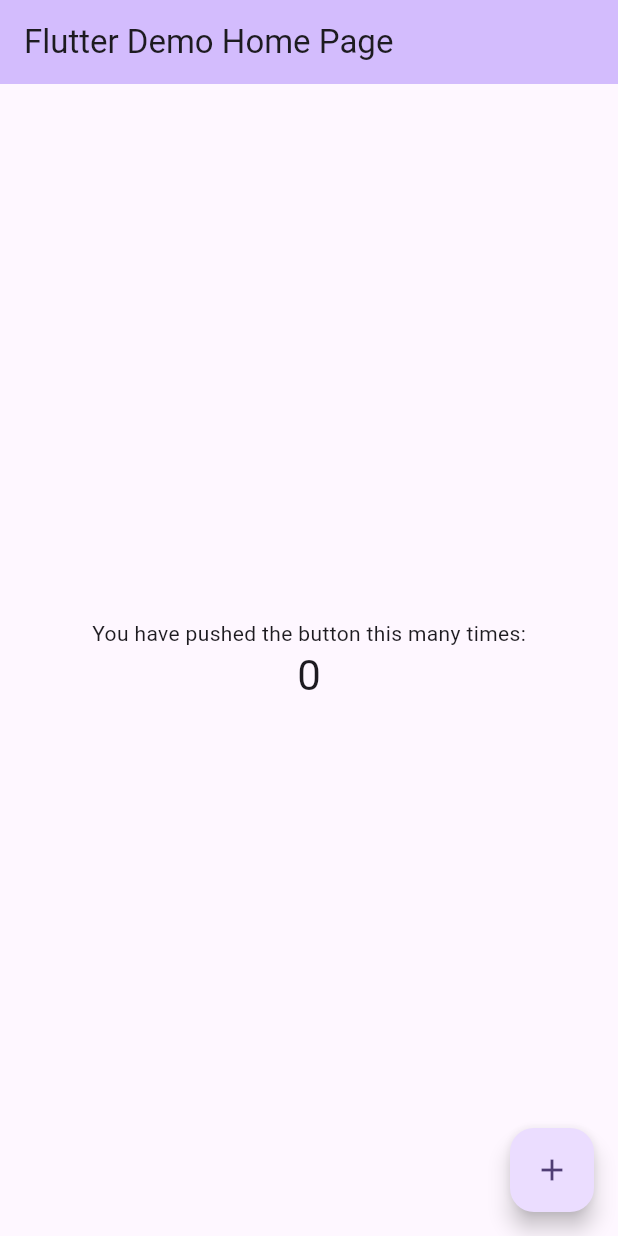
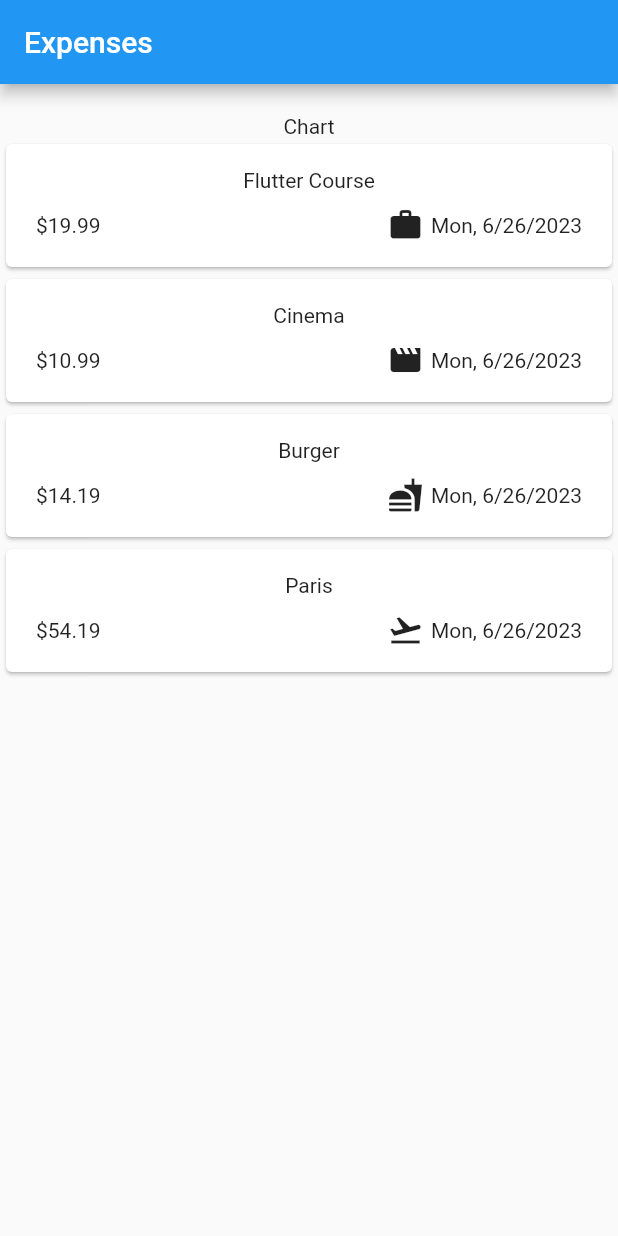
Before and after one commit to AlexTritecky/expense-tracker-app, a Flutter app: the screen it shows after launch, on a phone screen of 412 x 824 dp. Run offline on Flutter 3.47's test engine with Material 2 defaults, Android fonts, the phone set to English and light mode, and no system bars.

Commit message:
add list and item of expenses

```diff
--- /dev/null
+++ b/client/lib/expenses.dart
@@ -0,0 +1,55 @@
+import 'package:client/widgets/expenses_list.dart';
+import 'package:client/models/expense_model.dart';
+import 'package:flutter/material.dart';
+
+class Expenses extends StatefulWidget {
+  const Expenses({super.key});
+
+  @override
+  State<Expenses> createState() => _ExpensesState();
+}
+
+class _ExpensesState extends State<Expenses> {
+  final List<Expense> _registerExpenses = [
+    Expense(
+        title: 'Flutter Course',
+        amount: 19.99,
+        date: DateTime.now(),
+        category: Category.work),
+    Expense(
+        title: 'Cinema',
+        amount: 10.99,
+        date: DateTime.now(),
+        category: Category.leisure),
+    Expense(
+        title: 'Burger',
+        amount: 14.19,
+        date: DateTime.now(),
+        category: Category.food),
+    Expense(
+        title: 'Paris',
+        amount: 54.19,
+        date: DateTime.now(),
+        category: Category.travels),
+  ];
+
+  @override
+  Widget build(BuildContext context) {
+    return Scaffold(
+      appBar: AppBar(
+        title: const Text('Expenses'),
+      ),
+      body: Column(
+        children: [
+          const SizedBox(
+            height: 20,
+          ),
+          const Text('Chart'),
+          Expanded(
+            child: ExpensesList(expenses: _registerExpenses),
+          )
+        ],
+      ),
+    );
+  }
+}
--- a/client/lib/main.dart
+++ b/client/lib/main.dart
@@ -1,125 +1,11 @@
+import 'package:client/expenses.dart';
 import 'package:flutter/material.dart';
 
 void main() {
-  runApp(const MyApp());
+  runApp(
+    const MaterialApp(
+      title: 'Expense Tracker',
+      home: Expenses(),
+    ),
+  );
 }
-
-class MyApp extends StatelessWidget {
-  const MyApp({super.key});
-
-  // This widget is the root of your application.
-  @override
-  Widget build(BuildContext context) {
-    return MaterialApp(
-      title: 'Flutter Demo',
-      theme: ThemeData(
-        // This is the theme of your application.
-        //
-        // TRY THIS: Try running your application with "flutter run". You'll see
-        // the application has a blue toolbar. Then, without quitting the app,
-        // try changing the seedColor in the colorScheme below to Colors.green
-        // and then invoke "hot reload" (save your changes or press the "hot
-        // reload" button in a Flutter-supported IDE, or press "r" if you used
-        // the command line to start the app).
-        //
-        // Notice that the counter didn't reset back to zero; the application
-        // state is not lost during the reload. To reset the state, use hot
-        // restart instead.
-        //
-        // This works for code too, not just values: Most code changes can be
-        // tested with just a hot reload.
-        colorScheme: ColorScheme.fromSeed(seedColor: Colors.deepPurple),
-        useMaterial3: true,
-      ),
-      home: const MyHomePage(title: 'Flutter Demo Home Page'),
-    );
-  }
-}
-
-class MyHomePage extends StatefulWidget {
-  const MyHomePage({super.key, required this.title});
-
-  // This widget is the home page of your application. It is stateful, meaning
-  // that it has a State object (defined below) that contains fields that affect
-  // how it looks.
-
-  // This class is the configuration for the state. It holds the values (in this
-  // case the title) provided by the parent (in this case the App widget) and
-  // used by the build method of the State. Fields in a Widget subclass are
-  // always marked "final".
-
-  final String title;
-
-  @override
-  State<MyHomePage> createState() => _MyHomePageState();
-}
-
-class _MyHomePageState extends State<MyHomePage> {
-  int _counter = 0;
-
-  void _incrementCounter() {
-    setState(() {
-      // This call to setState tells the Flutter framework that something has
-      // changed in this State, which causes it to rerun the build method below
-      // so that the display can reflect the updated values. If we changed
-      // _counter without calling setState(), then the build method would not be
-      // called again, and so nothing would appear to happen.
-      _counter++;
-    });
-  }
-
-  @override
-  Widget build(BuildContext context) {
-    // This method is rerun every time setState is called, for instance as done
-    // by the _incrementCounter method above.
-    //
-    // The Flutter framework has been optimized to make rerunning build methods
-    // fast, so that you can just rebuild anything that needs updating rather
-    // than having to individually change instances of widgets.
-    return Scaffold(
-      appBar: AppBar(
-        // TRY THIS: Try changing the color here to a specific color (to
-        // Colors.amber, perhaps?) and trigger a hot reload to see the AppBar
-        // change color while the other colors stay the same.
-        backgroundColor: Theme.of(context).colorScheme.inversePrimary,
-        // Here we take the value from the MyHomePage object that was created by
-        // the App.build method, and use it to set our appbar title.
-        title: Text(widget.title),
-      ),
-      body: Center(
-        // Center is a layout widget. It takes a single child and positions it
-        // in the middle of the parent.
-        child: Column(
-          // Column is also a layout widget. It takes a list of children and
-          // arranges them vertically. By default, it sizes itself to fit its
-          // children horizontally, and tries to be as tall as its parent.
-          //
-          // Column has various properties to control how it sizes itself and
-          // how it positions its children. Here we use mainAxisAlignment to
-          // center the children vertically; the main axis here is the vertical
-          // axis because Columns are vertical (the cross axis would be
-          // horizontal).
-          //
-          // TRY THIS: Invoke "debug painting" (choose the "Toggle Debug Paint"
-          // action in the IDE, or press "p" in the console), to see the
-          // wireframe for each widget.
-          mainAxisAlignment: MainAxisAlignment.center,
-          children: <Widget>[
-            const Text(
-              'You have pushed the button this many times:',
-            ),
-            Text(
-              '$_counter',
-              style: Theme.of(context).textTheme.headlineMedium,
-            ),
-          ],
-        ),
-      ),
-      floatingActionButton: FloatingActionButton(
-        onPressed: _incrementCounter,
-        tooltip: 'Increment',
-        child: const Icon(Icons.add),
-      ), // This trailing comma makes auto-formatting nicer for build methods.
-    );
-  }
-}
--- /dev/null
+++ b/client/lib/models/expense_model.dart
@@ -0,0 +1,37 @@
+import 'package:flutter/material.dart';
+import 'package:uuid/uuid.dart';
+import 'package:intl/intl.dart';
+
+final dateFormat = DateFormat.yMEd();
+
+const uuid = Uuid();
+
+enum Category { food, travels, leisure, work }
+
+const categoryIcons = {
+  Category.food: Icons.fastfood,
+  Category.travels: Icons.flight_takeoff,
+  Category.leisure: Icons.movie,
+  Category.work: Icons.work,
+};
+
+class Expense {
+  Expense({
+    required this.title,
+    required this.amount,
+    required this.date,
+    required this.category,
+  }) : id = uuid.v4();
+
+  final String id;
+  final String title;
+  final double amount;
+  final DateTime date;
+  final Category category;
+
+  String get formattedDate {
+    return dateFormat.format(date);
+  }
+
+  // IconData get icon => categoryIcons[category]!;
+}
--- /dev/null
+++ b/client/lib/widgets/expenses_item.dart
@@ -0,0 +1,43 @@
+import 'package:client/models/expense_model.dart';
+import 'package:flutter/material.dart';
+
+class ExpenseItem extends StatelessWidget {
+  const ExpenseItem({Key? key, required this.expense}) : super(key: key);
+
+  final Expense expense;
+
+  @override
+  Widget build(BuildContext context) {
+    return Card(
+      child: Padding(
+        padding: const EdgeInsets.symmetric(
+          vertical: 16,
+          horizontal: 20,
+        ),
+        child: Column(
+          children: [
+            Text(expense.title),
+            const SizedBox(
+              height: 10,
+            ),
+            Row(
+              children: [
+                Text('\$${expense.amount.toStringAsFixed(2)}'),
+                const Spacer(
+                  flex: 1,
+                ),
+                Row(children: [
+                  Icon(categoryIcons[expense.category]),
+                  const SizedBox(
+                    width: 5,
+                  ),
+                  Text(expense.formattedDate),
+                ]),
+              ],
+            )
+          ],
+        ),
+      ),
+    );
+  }
+}
--- /dev/null
+++ b/client/lib/widgets/expenses_list.dart
@@ -0,0 +1,18 @@
+import 'package:client/models/expense_model.dart';
+import 'package:client/widgets/expenses_item.dart';
+import 'package:flutter/material.dart';
+
+class ExpensesList extends StatelessWidget {
+  const ExpensesList({Key? key, required this.expenses}) : super(key: key);
+
+  final List<Expense> expenses;
+
+  @override
+  Widget build(BuildContext context) {
+    return ListView.builder(
+        itemCount: expenses.length,
+        itemBuilder: (ctx, index) => ExpenseItem(
+              expense: expenses[index],
+            ));
+  }
+}
--- a/client/pubspec.yaml
+++ b/client/pubspec.yaml
@@ -35,6 +35,8 @@ dependencies:
   # The following adds the Cupertino Icons font to your application.
   # Use with the CupertinoIcons class for iOS style icons.
   cupertino_icons: ^1.0.2
+  uuid: ^3.0.7
+  intl: ^0.18.1
 
 dev_dependencies:
   flutter_test:
```
Also changed, not shown: client/pubspec.lock, 1 other file.
